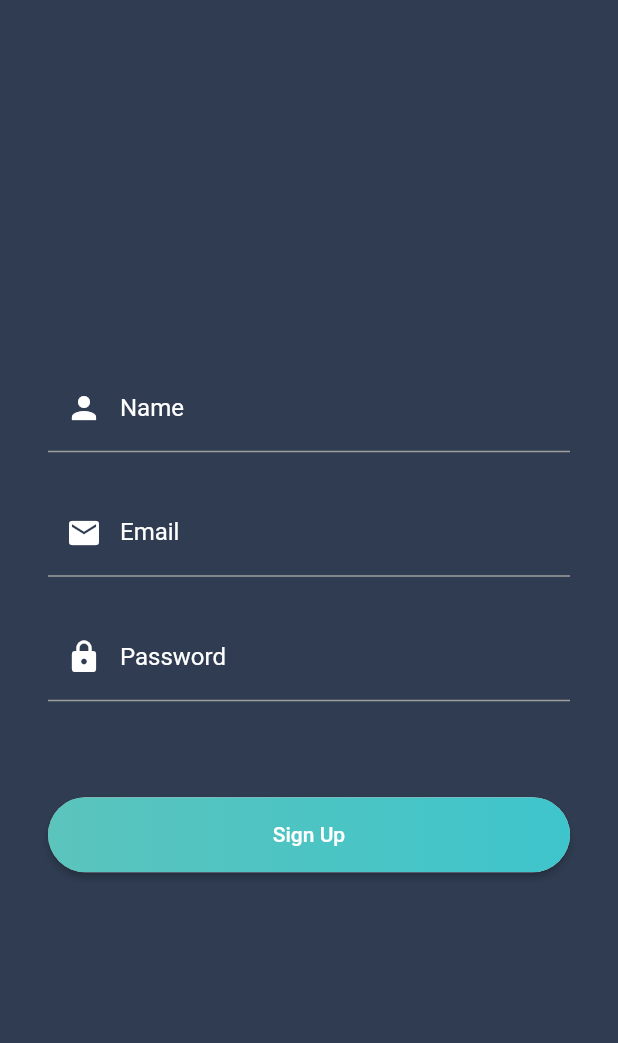
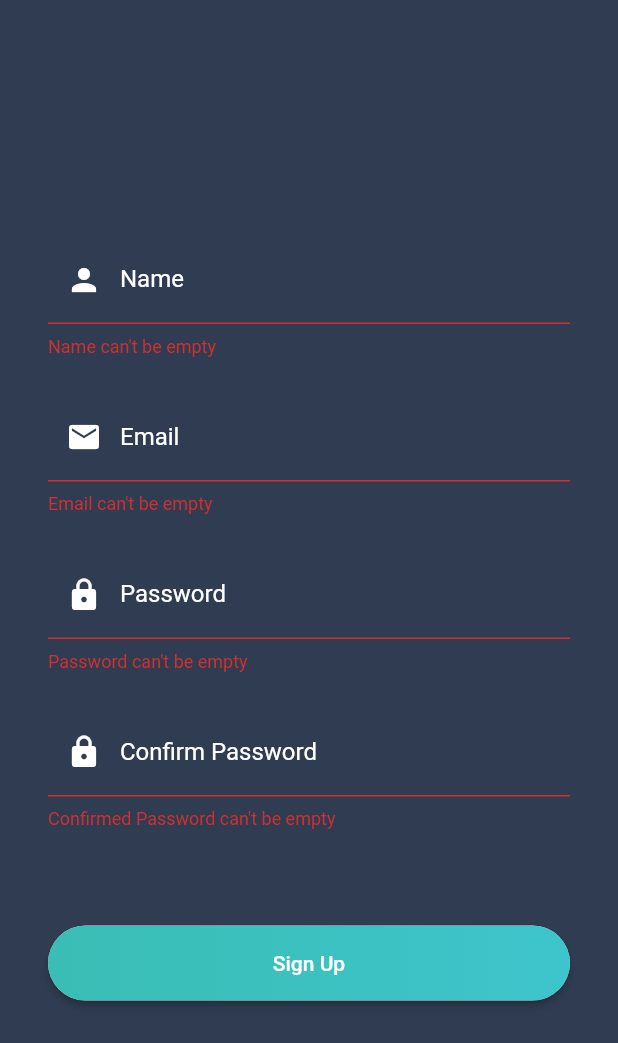
Before and after one commit to Flutteristas/crypto_manager, a Flutter app: the SignUp screen opened by its route, after a tap on "Sign Up", on a phone screen of 412 x 824 dp. Shown: the top 1043 px of the screen. Run offline on Flutter 3.47's test engine with Material 2 defaults, Android fonts, the phone set to English and light mode, and no system bars; our stand-ins replace cloud_firestore; accounts and stored records are empty.

Commit message:
Sign up Layout updated

```diff
--- a/lib/main.dart
+++ b/lib/main.dart
@@ -3,6 +3,7 @@ import 'package:password_manager/utils/ColorConverter.dart';
 import 'package:password_manager/view/accountsList.dart';
 import 'package:password_manager/view/signHome.dart';
 import 'package:password_manager/view/signUp.dart';
+import 'package:password_manager/view/userCreated.dart';
 
 void main() => runApp(PasswordManager());
 
@@ -14,7 +15,8 @@ class PasswordManager extends StatelessWidget{
       routes: {
         '/signHome': (context) => SignHome(),
         '/signUp': (context) => SignUp(),
-        '/accountsList': (context) => AccountsList()
+        '/accountsList': (context) => AccountsList(),
+        '/userCreated': (context) => UserCreated(),
       },
       title: 'Password Manager',
       theme: ThemeData(
--- a/lib/view/signUp.dart
+++ b/lib/view/signUp.dart
@@ -9,13 +9,27 @@ class SignUp extends StatefulWidget{
 class SignUpState extends State<SignUp>{
 
   final formKey = new GlobalKey<FormState>();
+  String _name;
+  String _email;
+  String _password;
+  String _confirmedPassword;
+
+  void _validateAndSave(){
+    final form = formKey.currentState;
+    if(form.validate()){
+      form.save();
+      Navigator.of(context)  .pushNamed('/userCreated');
+    }
+  }
 
   @override
   Widget build(BuildContext context) {
     return Scaffold(
       body: _buildBody(),
+      resizeToAvoidBottomPadding: false,
     );
   }
+
 
   Widget _buildBody(){
     return Container(
@@ -29,6 +43,7 @@ class SignUpState extends State<SignUp>{
             _buildNameField(),
             _buildEmailField(),
             _buildPasswordField(),
+            _buildConfirmPasswordField(),
             _buildSignUpButton()
           ],
         ),
@@ -43,6 +58,10 @@ class SignUpState extends State<SignUp>{
         labelStyle: TextStyle(color: Colors.white),
         prefixIcon: Icon(Icons.person, color: Colors.white),
       ),
+      validator: (value) => value.isEmpty ? 'Name can\'t be empty' : null,
+      onSaved: (value){
+        _name = value;
+      },
     );
   }
 
@@ -55,6 +74,10 @@ class SignUpState extends State<SignUp>{
           labelStyle: TextStyle(color: Colors.white),
           prefixIcon: Icon(Icons.email, color: Colors.white),
         ),
+        validator: (value) => value.isEmpty ? 'Email can\'t be empty' : null,
+        onSaved: (value){
+          _email = value;
+        },
       ),
     );
   }
@@ -67,6 +90,28 @@ class SignUpState extends State<SignUp>{
         labelStyle: TextStyle(color: Colors.white),
         prefixIcon: Icon(Icons.lock, color: Colors.white),
       ),
+      validator: (value) => value.isEmpty ? 'Password can\'t be empty' : null,
+      onSaved: (value){
+        _password = value;
+      },
+    );
+  }
+
+  Widget _buildConfirmPasswordField(){
+    return Padding(
+      padding: const EdgeInsets.fromLTRB(0, 24, 0, 0),
+      child: TextFormField(
+        obscureText: true,
+        decoration: InputDecoration(
+          labelText: 'Confirm Password',
+          labelStyle: TextStyle(color: Colors.white),
+          prefixIcon: Icon(Icons.lock, color: Colors.white),
+        ),
+        validator: (value) => value.isEmpty ? 'Confirmed Password can\'t be empty' : null,
+        onSaved: (value){
+          _confirmedPassword = value;
+        },
+      ),
     );
   }
 
@@ -77,7 +122,7 @@ class SignUpState extends State<SignUp>{
         height: 50,
         child: RaisedButton(
           onPressed: (){
-
+            _validateAndSave();
           },
           padding: EdgeInsets.all(0),
           shape: RoundedRectangleBorder(borderRadius: BorderRadius.circular(80)),
@@ -88,7 +133,7 @@ class SignUpState extends State<SignUp>{
                 begin: Alignment.centerLeft,
                 end: Alignment.centerRight,
                 colors: [
-                  ColorConverter().firstButtonGradient().withOpacity(0.8),
+                  ColorConverter().firstButtonGradient(),
                   ColorConverter().secondButtonGradient()
                 ],
               ),
```
Also changed, not shown: lib/view/signHome.dart (+24 -16 lines), lib/view/userCreated.dart (added, +96 -0 lines).
